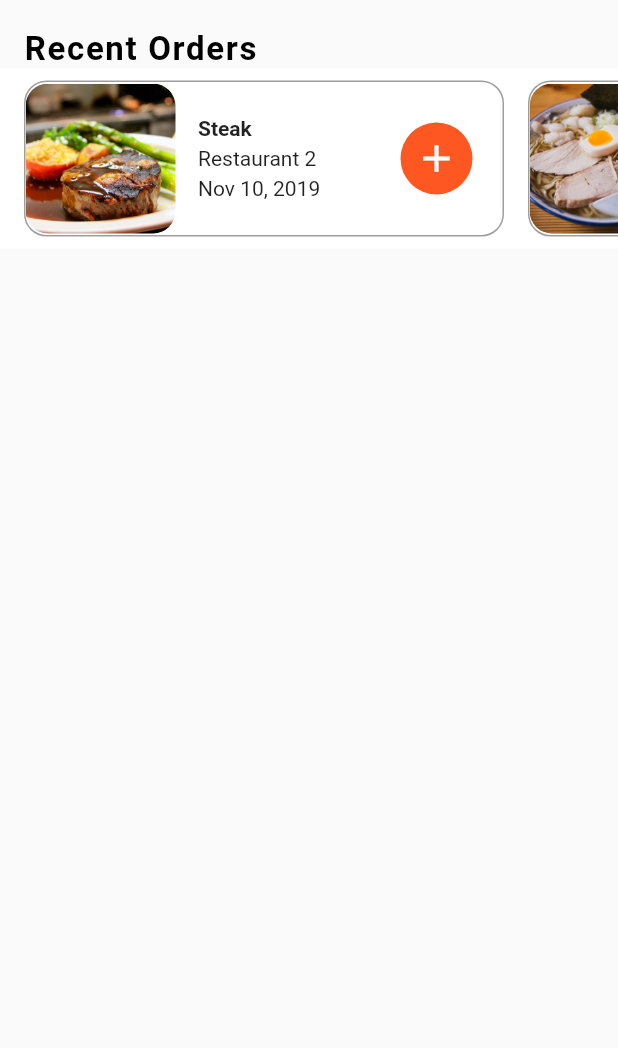
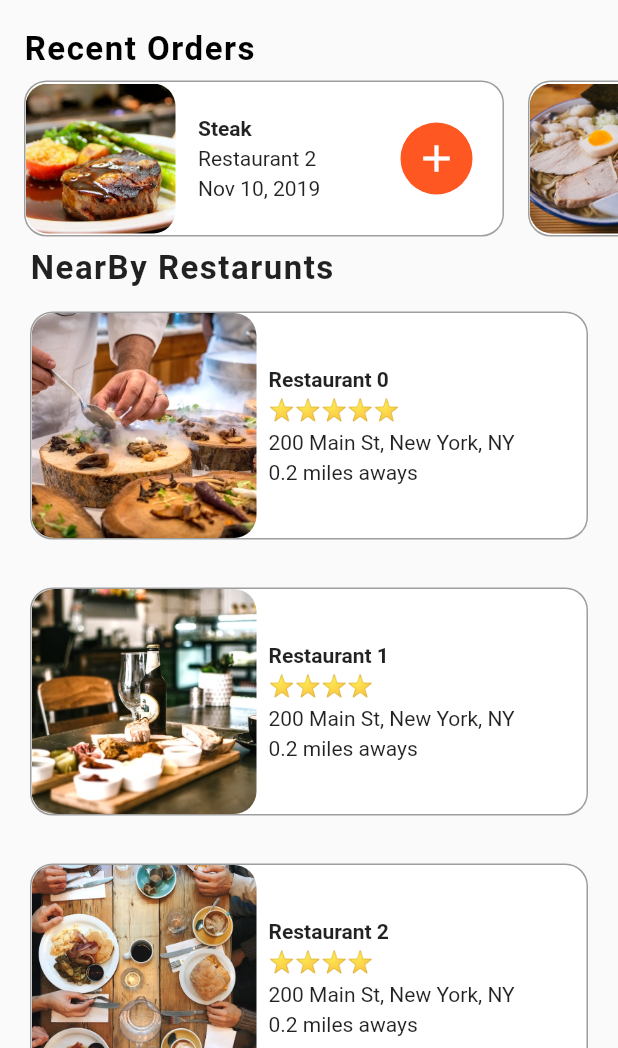
Before and after one commit to SaqibAhmed-hub/Flutter-FoodApp, a Flutter app: the screen it shows after launch, on a phone screen of 412 x 824 dp, the part 188-1236 px from its top. Run offline on Flutter 3.47's test engine with Material 2 defaults, Android fonts, the phone set to English and light mode, and no system bars.

Commit message:
completed the Food design Screen

```diff
--- a/lib/screens/home_screen.dart
+++ b/lib/screens/home_screen.dart
@@ -1,5 +1,8 @@
+import 'package:flutter/cupertino.dart';
 import 'package:flutter/material.dart';
 import 'package:flutter_food_delivery_ui/data/data.dart';
+import 'package:flutter_food_delivery_ui/models/restaurant.dart';
+import 'package:flutter_food_delivery_ui/widgets/RatingStar.dart';
 import 'package:flutter_food_delivery_ui/widgets/recent_orders.dart';
 
 class HomeScreen extends StatefulWidget {
@@ -56,8 +59,7 @@ class _HomeScreenState extends State<HomeScreen> {
                   enabledBorder: OutlineInputBorder(
                       borderRadius: BorderRadius.circular(30.0),
                       borderSide: BorderSide(
-                          width: 0.8, color: Theme.of(context).primaryColor)
-                  ),
+                          width: 0.8, color: Theme.of(context).primaryColor)),
                   hintText: "Search Food or Restaurants",
                   prefixIcon: Icon(
                     Icons.search,
@@ -69,9 +71,78 @@ class _HomeScreenState extends State<HomeScreen> {
                   )),
             ),
           ),
-          RecentOrders()
+          RecentOrders(), // Recent Order
+          Container(
+            child: Column(
+              crossAxisAlignment: CrossAxisAlignment.start,
+              children: <Widget>[
+                Padding(
+                  padding: EdgeInsets.symmetric(horizontal: 20.0),
+                  child: Text(
+                    "NearBy Restarunts",
+                    style: TextStyle(
+                        fontSize: 22.0,
+                        fontWeight: FontWeight.w600,
+                        letterSpacing: 1.0),
+                  ),
+                ),
+                _buildRestarunts()
+              ],
+            ),
+          )
         ],
       ),
     );
   }
+
+  _buildRestarunts() {
+    List<Widget> restaurantList = [];
+    restaurants.forEach((Restaurant restaurant) {
+      restaurantList.add(Container(
+        margin: EdgeInsets.symmetric(horizontal: 20.0, vertical: 16.0),
+        decoration: BoxDecoration(
+            color: Colors.white,
+            borderRadius: BorderRadius.circular(15.0),
+            border: Border.all(color: Colors.grey)),
+        child: Row(
+          children: <Widget>[
+            ClipRRect(
+              borderRadius: BorderRadius.circular(15.0),
+              child: Image(
+                height: 150.0,
+                width: 150.0,
+                image: AssetImage(
+                  restaurant.imageUrl,
+                ),
+                fit: BoxFit.cover,
+              ),
+            ),
+            Container(
+              margin: EdgeInsets.all(8.0),
+              child: Column(
+                crossAxisAlignment: CrossAxisAlignment.start,
+                children: <Widget>[
+                  Text(
+                    restaurant.name,
+                    style:
+                        TextStyle(fontSize: 14.0, fontWeight: FontWeight.w600),
+                  ),
+                  SizedBox(height: 4.0),
+                  RatingStar(restaurant.rating),
+                  SizedBox(height: 6.0,),
+                  Text(
+                    restaurant.address,
+                    overflow: TextOverflow.ellipsis,
+                  ),
+                  SizedBox(height: 4.0),
+                  Text("0.2 miles aways")
+                ],
+              ),
+            )
+          ],
+        ),
+      ));
+    });
+    return Column(children: restaurantList);
+  }
 }
--- /dev/null
+++ b/lib/widgets/RatingStar.dart
@@ -0,0 +1,16 @@
+import 'package:flutter/material.dart';
+
+class RatingStar extends StatelessWidget {
+  final int rating;
+
+  RatingStar(this.rating);
+
+  @override
+  Widget build(BuildContext context) {
+    String star = '';
+    for(int i = 0;i< rating;i++){
+      star += '⭐';
+    }
+    return Text(star);
+  }
+}
--- a/lib/widgets/recent_orders.dart
+++ b/lib/widgets/recent_orders.dart
@@ -18,13 +18,12 @@ class RecentOrders extends StatelessWidget {
                 color: Colors.black,
                 fontSize: 22.0,
                 fontWeight: FontWeight.w600,
-                letterSpacing: 1.1),
+                letterSpacing: 1.0),
           ),
         ),
         // This is the RecyclerView in flutter
         Container(
           height: 120.0,
-          color: Colors.white,
           child: ListView.builder(
               physics: BouncingScrollPhysics(),
               padding: EdgeInsets.only(left: 8.0),
```
